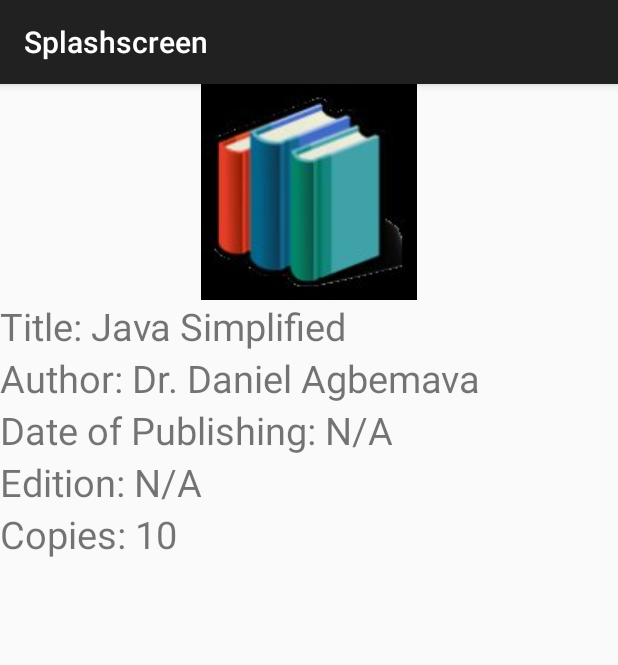
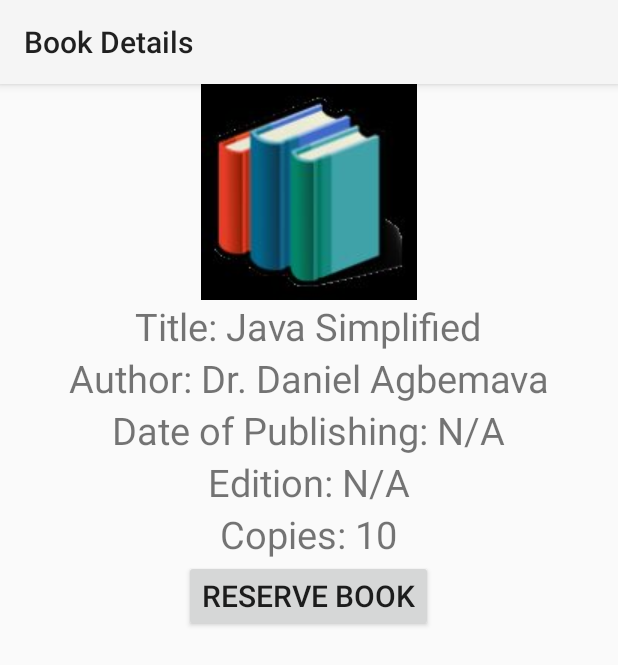
Before and after one commit to tillyamoah56/Library, an Android app: the MainActivity screen opened directly, with no data from a screen before it, after a tap on "Java Simplified", on a phone screen of 412 x 824 dp. Shown: the top 665 px of the screen. Run offline under Robolectric (Android 15) with nearby library versions, the phone set to English and light mode, and no system bars; 1 other tap on this screen came first.

Commit message:
minor changes

```diff
--- a/app/src/main/java/com/example/manueleagzample/splashscreen/activities/BookDetails.java
+++ b/app/src/main/java/com/example/manueleagzample/splashscreen/activities/BookDetails.java
@@ -1,20 +1,31 @@
 package com.example.manueleagzample.splashscreen.activities;
 
 import android.content.Intent;
+import android.os.Bundle;
+import android.os.Handler;
 import android.support.v7.app.AppCompatActivity;
-import android.os.Bundle;
-import android.util.Log;
+import android.view.View;
+import android.widget.Button;
 import android.widget.ImageView;
+import android.widget.ProgressBar;
 import android.widget.TextView;
+import android.widget.Toast;
 
 import com.example.manueleagzample.splashscreen.R;
 import com.example.manueleagzample.splashscreen.models.LibraryBooks;
 import com.example.manueleagzample.splashscreen.service.LibraryService;
+import com.example.manueleagzample.splashscreen.service.ReserveBookService;
+import com.example.manueleagzample.splashscreen.utils.PrefsManager;
+
+import java.util.Date;
 
 public class BookDetails extends AppCompatActivity {
 
+    private PrefsManager manager;
+
     private LibraryBooks book;
     private boolean hasLoadedBook = false;
+    private Button button;
 
     private ImageView coverPage;
     private TextView title;
@@ -22,22 +33,27 @@ public class BookDetails extends AppCompatActivity {
     private TextView publishingDate;
     private TextView edition;
     private TextView copiesAvailable;
+    private ProgressBar loading;
 
 
     @Override
     protected void onCreate(Bundle savedInstanceState) {
         super.onCreate(savedInstanceState);
         setContentView(R.layout.activity_book_details);
+        setTitle("Book Details");
+
+        manager = new PrefsManager(this);
 
         initViews();
         Intent i = getIntent();
-        if(i.hasExtra("BOOK_ID")) {
+        if (i.hasExtra("BOOK_ID")) {
             book = LibraryService.getBookById(i.getStringExtra("BOOK_ID"));
             hasLoadedBook = true;
-            if(hasLoadedBook) {
+            if (hasLoadedBook) {
                 populateViews();
+                initListeners();
             }
-            Log.d(this.getClass().getSimpleName(), "Book is: "+book.toString());
+
         }
     }
 
@@ -48,6 +64,8 @@ public class BookDetails extends AppCompatActivity {
         publishingDate = findViewById(R.id.date_of_publishing);
         edition = findViewById(R.id.edition);
         copiesAvailable = findViewById(R.id.copies_available);
+        button = findViewById(R.id.reserve_button);
+        loading = findViewById(R.id.loading);
     }
 
     private void populateViews() {
@@ -56,5 +74,44 @@ public class BookDetails extends AppCompatActivity {
         publishingDate.setText(String.format("Date of Publishing: N/A"));
         edition.setText(String.format("Edition: N/A"));
         copiesAvailable.setText(String.format("Copies: %d", book.getCount()));
+
+        if (!book.isAvailable()) {
+            button.setEnabled(false);
+        }
+    }
+
+    private void initListeners() {
+
+        button.setOnClickListener(new View.OnClickListener() {
+            @Override
+            public void onClick(View v) {
+
+                loading.setVisibility(View.VISIBLE);
+                Toast.makeText(getApplicationContext(), "Reserving book", Toast.LENGTH_LONG).show();
+
+
+                String user = "user1";
+                Date today = new Date();
+
+                com.example.manueleagzample.splashscreen.models.ReservedBook bookToBeReserved = new com.example.manueleagzample.splashscreen.models.ReservedBook(book, user, today, null);
+
+                String response = ReserveBookService.addReservedBook(bookToBeReserved);
+
+
+                Toast.makeText(getApplicationContext(), response, Toast.LENGTH_LONG).show();
+                loading.setVisibility(View.GONE);
+                if (response.equalsIgnoreCase("Book Reserved")) {
+                    new Handler().postDelayed(new Runnable() {
+
+                        @Override
+                        public void run() {
+                            Intent i = new Intent(BookDetails.this, MainActivity.class);
+                            startActivity(i);
+                        }
+                    }, 2000);
+
+                }
+            }
+        });
     }
 }
--- a/app/src/main/java/com/example/manueleagzample/splashscreen/adapters/BooksAdapter.java
+++ b/app/src/main/java/com/example/manueleagzample/splashscreen/adapters/BooksAdapter.java
@@ -30,7 +30,7 @@ public class BooksAdapter extends RecyclerView.Adapter<BooksAdapter.ViewHolder>{
     public static Filter getFilter() {
         return null;
     }
-//    this is where filtered for the search of books based on the author,title and category
+//    this is where the filter for the search of books based on the author,title and category
 
 
 
--- a/app/src/main/res/layout/activity_book_details.xml
+++ b/app/src/main/res/layout/activity_book_details.xml
@@ -19,21 +19,25 @@
         android:layout_height="wrap_content"
         android:text="Title"
         android:id="@+id/book_title"
-        android:textSize="25sp"/>
+        android:textSize="25sp"
+        android:layout_centerHorizontal="true"/>
     <TextView
         android:layout_below="@+id/book_title"
         android:layout_width="wrap_content"
         android:layout_height="wrap_content"
         android:id="@+id/author_text"
         android:text="Author"
-        android:textSize="25sp"/>
+        android:textSize="25sp"
+        android:layout_centerHorizontal="true"/>
+
     <TextView
         android:layout_below="@+id/author_text"
         android:layout_width="wrap_content"
         android:layout_height="wrap_content"
         android:text="Publishing Date"
         android:id="@+id/date_of_publishing"
-        android:textSize="25sp"/>
+        android:textSize="25sp"
+        android:layout_centerHorizontal="true"/>
 
     <TextView
         android:layout_below="@+id/date_of_publishing"
@@ -41,13 +45,36 @@
         android:layout_height="wrap_content"
         android:text="Edition"
         android:id="@+id/edition"
-        android:textSize="25sp"/>
-    <TextView
-        android:layout_below="@+id/edition"
+        android:textSize="25sp"
+        android:layout_centerHorizontal="true"/>
+    />
+   <TextView
+    android:layout_below="@+id/edition"
+    android:layout_width="wrap_content"
+    android:layout_height="wrap_content"
+    android:id="@+id/copies_available"
+    android:text="Copies Available"
+    android:textSize="25sp"
+       android:layout_centerHorizontal="true"/>
+    />
+
+
+    <Button
         android:layout_width="wrap_content"
         android:layout_height="wrap_content"
-        android:id="@+id/copies_available"
-        android:text="Copies Available"
-        android:textSize="25sp"/>
+        android:text="Reserve Book"
+        android:textSize="20sp"
+        android:layout_below="@id/copies_available"
+        android:layout_centerHorizontal="true"
+        android:id="@+id/reserve_button"
+/>
+
+    <ProgressBar
+        android:id="@+id/loading"
+        android:layout_width="wrap_content"
+        android:layout_height="wrap_content"
+        android:visibility="gone"
+        android:layout_below="@id/reserve_button"/>
+
 
 </RelativeLayout>
--- a/app/src/main/res/layout/activity_main.xml
+++ b/app/src/main/res/layout/activity_main.xml
@@ -61,9 +61,10 @@
 
     <android.support.design.widget.NavigationView
         android:id="@+id/nav_view"
-        android:layout_width="wrap_content"
+        android:layout_width="match_parent"
         android:layout_height="match_parent"
         android:layout_gravity="start"
         android:fitsSystemWindows="true"
+        app:headerLayout="@layout/header_layout"
         app:menu="@menu/nav_drawer" />
 </android.support.v4.widget.DrawerLayout>
--- a/app/src/main/res/layout/activity_splash.xml
+++ b/app/src/main/res/layout/activity_splash.xml
@@ -6,7 +6,7 @@
 
     <ImageView
         android:id="@+id/logo_id"
-        android:layout_width="250dp"
+        android:layout_width="match_parent"
         android:layout_height="250dp"
         android:layout_centerInParent="true"
         android:src="@drawable/logo3"/>
--- a/app/src/main/res/values/styles.xml
+++ b/app/src/main/res/values/styles.xml
@@ -1,7 +1,7 @@
 <resources>
 
     <!-- Base application theme. -->
-    <style name="AppTheme" parent="Theme.AppCompat.Light.DarkActionBar">
+    <style name="AppTheme" parent="Theme.AppCompat.Light">
         <!-- Customize your theme here. -->
     </style>
 
```
Also changed, not shown: app/src/main/AndroidManifest.xml (+4 -3 lines), app/src/main/java/com/example/manueleagzample/splashscreen/activities/MainActivity.java (+14 -8 lines), app/src/main/java/com/example/manueleagzample/splashscreen/activities/Profile.java (added, +17 -0 lines), app/src/main/java/com/example/manueleagzample/splashscreen/activities/ReservedBook.java (added, +63 -0 lines), app/src/main/java/com/example/manueleagzample/splashscreen/adapters/ReserveBookAdapter.java (added, +56 -0 lines), app/src/main/java/com/example/manueleagzample/splashscreen/models/ReservedBook.java (added, +54 -0 lines), app/src/main/java/com/example/manueleagzample/splashscreen/service/ReserveBookService.java (added, +53 -0 lines), app/src/main/res/drawable/ic_arrow_back.xml (added, +9 -0 lines), app/src/main/res/drawable/ic_folder_black_24dp.xml (added, +9 -0 lines), app/src/main/res/layout/activity_profile.xml (+42 -2 lines), app/src/main/res/layout/activity_reserve_books.xml (added, +115 -0 lines), app/src/main/res/layout/header_layout.xml (added, +13 -0 lines), app/src/main/res/layout/reserved_book_item.xml (added, +54 -0 lines), app/src/main/res/menu/nav_drawer.xml (+7 -0 lines).
